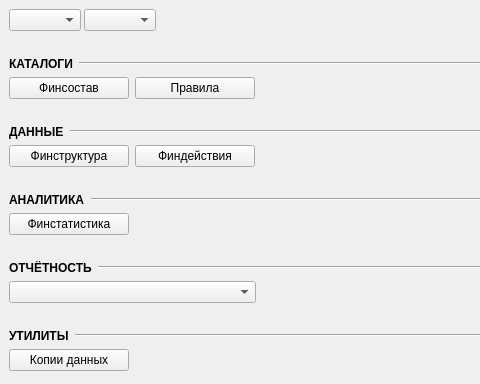
The window that ui/forms/form_main.ui (e-vladimir/finmanager) describes before a commit, drawn with Qt 5; both pictures show x 0 to 480 and y 0 to 384 of the 800 by 639 pixel window.
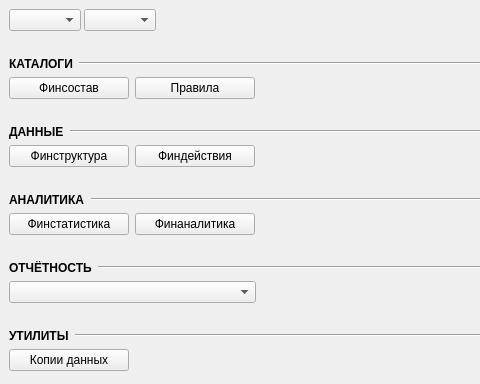
The same window after the commit.

```diff
--- a/ui/forms/form_main.ui
+++ b/ui/forms/form_main.ui
@@ -273,6 +273,19 @@
         </property>
        </widget>
       </item>
+      <item>
+       <widget class="QPushButton" name="btn_finanalitics">
+        <property name="minimumSize">
+         <size>
+          <width>120</width>
+          <height>0</height>
+         </size>
+        </property>
+        <property name="text">
+         <string>Финаналитика</string>
+        </property>
+       </widget>
+      </item>
       <item>
        <spacer name="horizontalSpacer_7">
         <property name="orientation">
```
